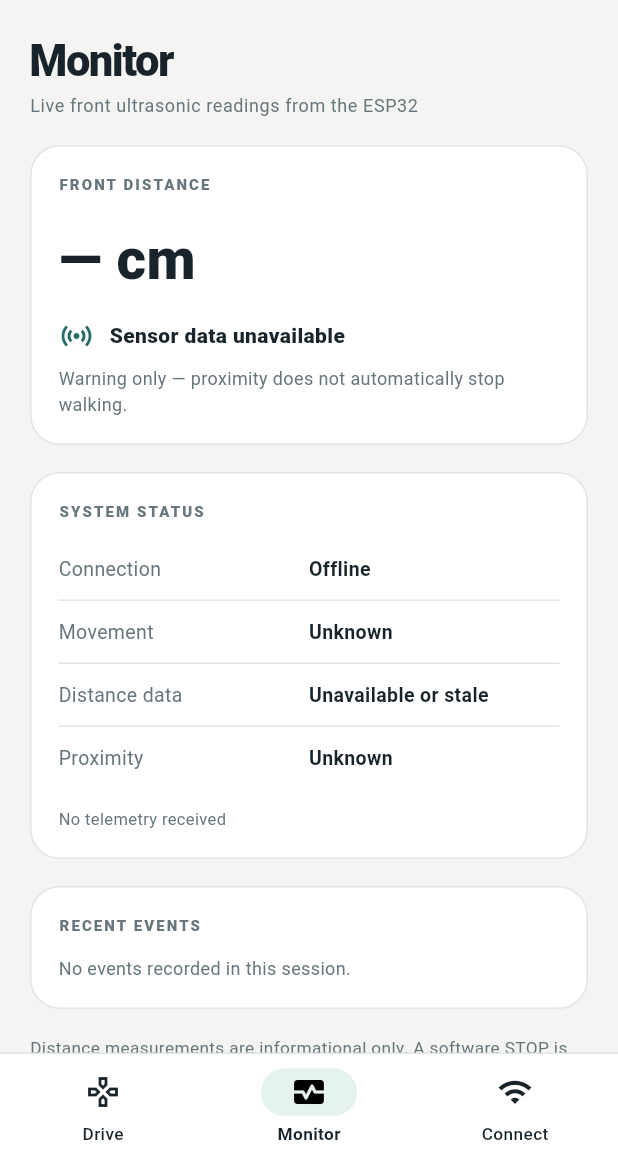
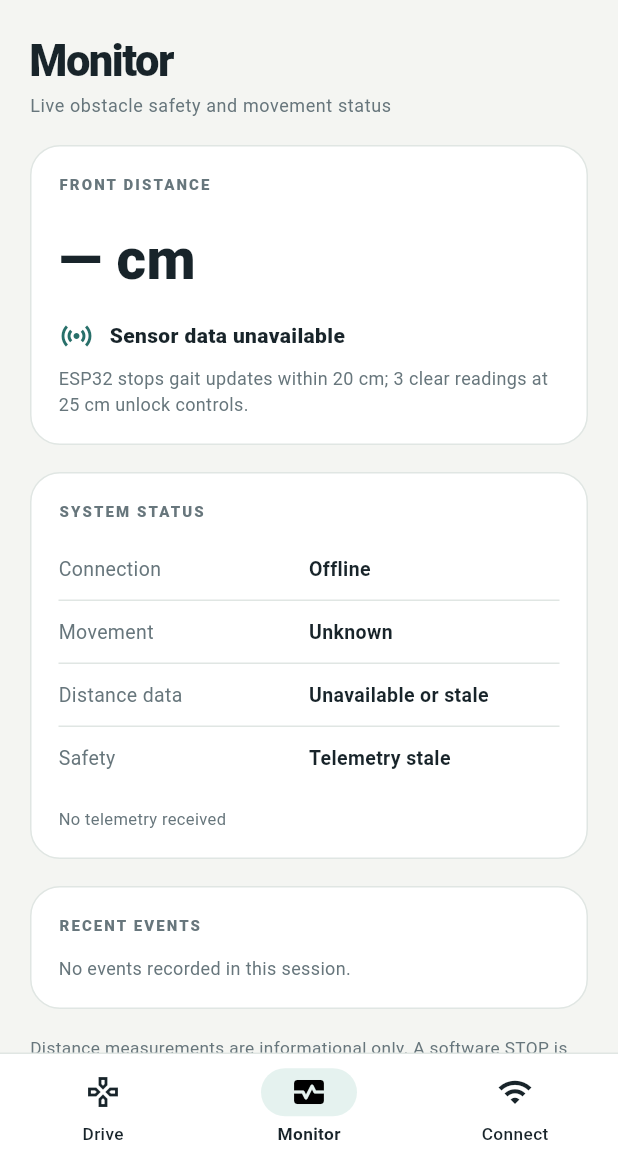
Before and after one commit to Mark-Batongbacal/OctoBot, a Flutter app: the screen it shows after launch, item 2 of the bottom bar chosen, on a phone screen of 412 x 824 dp, the part 74-1236 px from its top. Run offline on Flutter 3.47's test engine with Material 3 defaults, Android fonts, the phone set to English and light mode, and no system bars.

Commit message:
docs/tests(flutter): reflect obstacle interlock and STOP-free manual controls

```diff
--- a/flutter/lib/features/monitor_screen.dart
+++ b/flutter/lib/features/monitor_screen.dart
@@ -13,14 +13,14 @@ class MonitorScreen extends StatelessWidget {
     final t = robot.telemetry;
     final fresh = robot.telemetryFresh;
     final valid = fresh && t.distanceCm != null;
-    final warning = valid && t.obstacle == true;
+    final warning = fresh && t.safetyBlocked != false;
     final last = t.receivedAt;
     final updated = last == null ? 'No telemetry received'
       : 'Last update ${last.hour.toString().padLeft(2, '0')}:${last.minute.toString().padLeft(2, '0')}:${last.second.toString().padLeft(2, '0')}';
 
     return PageFrame(children: [
       const PageHeading(title: 'Monitor',
-        subtitle: 'Live front ultrasonic readings from the ESP32'),
+        subtitle: 'Live obstacle safety and movement status'),
       Panel(child: Column(crossAxisAlignment: CrossAxisAlignment.start, children: [
         const Overline('FRONT DISTANCE'),
         const SizedBox(height: 14),
@@ -32,12 +32,12 @@ class MonitorScreen extends StatelessWidget {
             color: warning ? OctoColors.danger : OctoColors.teal),
           const SizedBox(width: 10),
           Expanded(child: Text(!valid ? 'Sensor data unavailable'
-              : warning ? 'Obstacle detected nearby' : 'No nearby obstacle detected',
+              : warning ? 'Safety interlock active' : 'Distance clearance confirmed',
             style: TextStyle(fontWeight: FontWeight.w800,
               color: warning ? OctoColors.danger : OctoColors.ink))),
         ]),
         const SizedBox(height: 8),
-        const Text('Warning only — proximity does not automatically stop walking.',
+        const Text('ESP32 stops gait updates within 20 cm; 3 clear readings at 25 cm unlock controls.',
           style: TextStyle(fontSize: 12, color: OctoColors.muted)),
       ])),
       Panel(child: Column(crossAxisAlignment: CrossAxisAlignment.start, children: [
@@ -52,8 +52,8 @@ class MonitorScreen extends StatelessWidget {
         RowInfo(label: 'Distance data',
           value: valid ? 'Fresh' : 'Unavailable or stale'),
         const Divider(height: 1, color: OctoColors.line),
-        RowInfo(label: 'Proximity',
-          value: !valid ? 'Unknown' : warning ? 'Obstacle detected' : 'Clear'),
+        RowInfo(label: 'Safety',
+          value: !fresh ? 'Telemetry stale' : warning ? 'Movement locked' : 'Ready'),
         const SizedBox(height: 12),
         Text(!fresh && last != null ? '$updated · STALE' : updated,
           style: const TextStyle(fontSize: 11, color: OctoColors.muted)),
```
